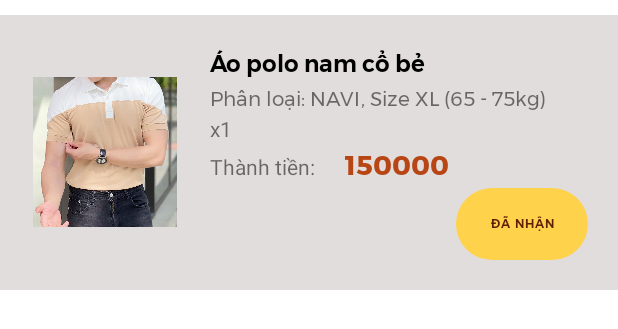
After one commit to anhttl20411/SunHappy_MobileApp, an Android app: the layout item_list_delivering_oder.xml on its own in the app's theme, with its tools: preview values and no code run, on a phone screen of 412 x 824 dp. The commit adds this screen. Shown: the top 329 px of the screen. Run offline under Robolectric (Android 15) with nearby library versions, the phone set to English and light mode, and no system bars.

Commit message:
le commit

```diff
--- /dev/null
+++ b/app/src/main/res/drawable/style_small_button.xml
@@ -0,0 +1,7 @@
+<?xml version="1.0" encoding="utf-8"?>
+<shape xmlns:android="http://schemas.android.com/apk/res/android"
+    android:shape="rectangle">
+    <size android:height="15dp"></size>
+    <corners android:radius="30dp"></corners>
+
+</shape>
--- /dev/null
+++ b/app/src/main/res/layout/item_list_delivering_oder.xml
@@ -0,0 +1,132 @@
+<?xml version="1.0" encoding="utf-8"?>
+<LinearLayout xmlns:android="http://schemas.android.com/apk/res/android"
+    android:layout_width="match_parent"
+    android:layout_height="match_parent"
+    xmlns:tools="http://schemas.android.com/tools"
+    xmlns:app="http://schemas.android.com/apk/res-auto"
+    android:orientation="vertical">
+    <LinearLayout
+        android:layout_width="match_parent"
+        android:layout_height="wrap_content"
+        android:orientation="horizontal"
+        tools:ignore="MissingConstraints"
+        android:background="#E1DDDD"
+        android:gravity="center_vertical"
+        android:layout_marginTop="10dp">
+        <ImageView
+            android:id="@+id/img_ProductImageDelivering"
+            android:layout_margin="20dp"
+            android:layout_width="100dp"
+            android:layout_height="100dp"
+            android:src="@drawable/img_product_polo1"
+            android:scaleType="fitCenter"
+            tools:ignore="MissingConstraints">
+        </ImageView>
+        <LinearLayout
+            android:id="@+id/linearLayout"
+            android:layout_width="match_parent"
+            android:layout_height="wrap_content"
+            android:orientation="vertical"
+            android:paddingTop="20dp"
+            android:paddingBottom="20dp">
+            <TextView
+                android:layout_width="wrap_content"
+                android:layout_height="wrap_content"
+                android:text="Áo polo nam cổ bẻ"
+                style="@style/product_name_style"
+                >
+            </TextView>
+            <LinearLayout
+                android:layout_width="wrap_content"
+                android:layout_height="wrap_content"
+                android:orientation="horizontal">
+                <TextView
+                    android:layout_width="wrap_content"
+                    android:layout_height="wrap_content"
+                    style="@style/product_description_style"
+                    android:text="Phân loại:">
+
+                </TextView>
+                <TextView
+                    android:id="@+id/txt_ProductClassifyDelivering"
+                    android:layout_width="wrap_content"
+                    android:layout_height="wrap_content"
+                    style="@style/product_description_style"
+                    android:text=" NAVI">
+
+                </TextView>
+                <TextView
+                    android:layout_width="wrap_content"
+                    android:layout_height="wrap_content"
+                    style="@style/product_description_style"
+                    android:text=",">
+
+                </TextView>
+                <TextView
+                    android:layout_width="wrap_content"
+                    android:layout_height="wrap_content"
+                    style="@style/product_description_style"
+                    android:text=" Size">
+
+                </TextView>
+                <TextView
+                    android:id="@+id/txt_ProductSizeDelivering"
+                    android:layout_width="wrap_content"
+                    android:layout_height="wrap_content"
+                    style="@style/product_description_style"
+                    android:text=" XL (65 - 75kg)"/>
+
+            </LinearLayout>
+            <LinearLayout
+                android:layout_width="wrap_content"
+                android:layout_height="wrap_content"
+                android:orientation="horizontal"
+                app:layout_constraintRight_toRightOf="parent"
+                >
+                <TextView
+                    android:layout_width="wrap_content"
+                    android:layout_height="wrap_content"
+                    android:text="x">
+                </TextView>
+                <TextView
+                    android:id="@+id/txt_ProductAmountDelivering"
+                    android:layout_width="wrap_content"
+                    android:layout_height="wrap_content"
+                    android:text="1">
+                </TextView>
+            </LinearLayout>
+            <LinearLayout
+                android:layout_width="match_parent"
+                android:layout_height="wrap_content"
+                android:orientation="horizontal">
+                <TextView
+                    android:layout_width="wrap_content"
+                    android:layout_height="wrap_content"
+                    android:text="Thành tiền:">
+                </TextView>
+                <TextView
+                    style="@style/product_price_style"
+                    android:id="@+id/txt_ProductPriceDelivering"
+                    android:layout_width="match_parent"
+                    android:layout_height="wrap_content"
+                    android:text="150000"
+                    android:layout_marginLeft="20dp"
+                    >
+                </TextView>
+            </LinearLayout>
+            <Button
+                android:layout_width="wrap_content"
+                android:layout_height="wrap_content"
+                android:text="Đã nhận"
+                style="@style/small_button_style"
+                android:layout_gravity="end"
+                android:layout_marginRight="20dp">
+
+            </Button>
+
+        </LinearLayout>
+
+
+    </LinearLayout>
+
+</LinearLayout>
--- a/app/src/main/res/values/styles.xml
+++ b/app/src/main/res/values/styles.xml
@@ -6,6 +6,13 @@
         <item name="android:textSize">15sp</item>
         <item name="backgroundTint">#ffd24c</item>
         <item name="android:background">@drawable/style_normal_button</item>
+    </style>
+    <style name="small_button_style">
+        <item name="android:textColor">#601e00</item>
+        <item name="android:fontFamily">@font/montserrat_semibold</item>
+        <item name="android:textSize">8sp</item>
+        <item name="backgroundTint">#ffd24c</item>
+        <item name="android:background">@drawable/style_small_button</item>
     </style>
     <style name="product_name_style">
         <item name="android:textColor">@color/product_name_color</item>
```
Also changed, not shown: app/src/main/AndroidManifest.xml (+16 -2 lines), app/src/main/java/com/example/sunhappy/functions/manageorder/ViewDetailOderActivity.java (added, +26 -0 lines), app/src/main/java/com/example/sunhappy/functions/manageorder/ViewOderPreparingActivity.java (added, +28 -0 lines), app/src/main/res/layout/activity_view_detail_oder.xml (added, +9 -0 lines), app/src/main/res/layout/activity_view_oder_preparing.xml (added, +14 -0 lines), app/src/main/res/layout/item_list_preparing_order.xml (added, +129 -0 lines).
